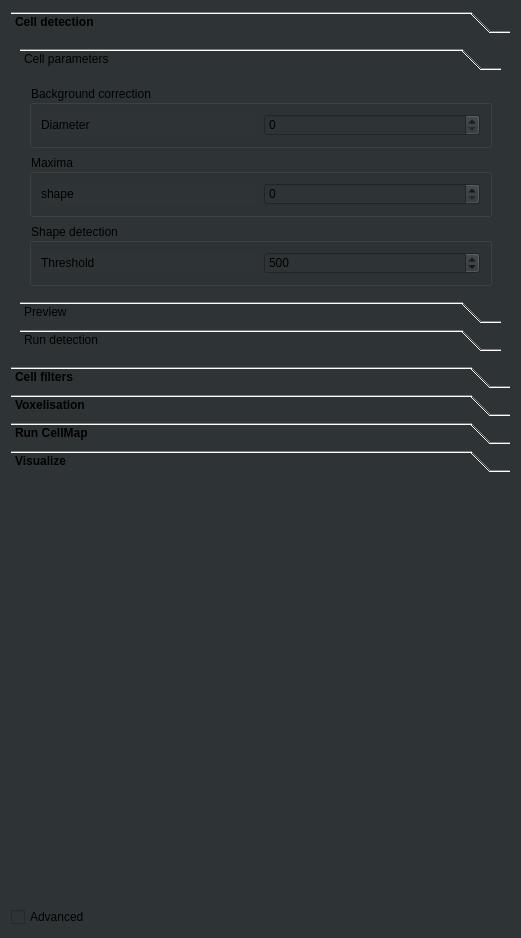
First picture: the form in ClearMap/gui/creator/cell_map_tab.ui, repository ClearAnatomics/ClearMap, before the edit.
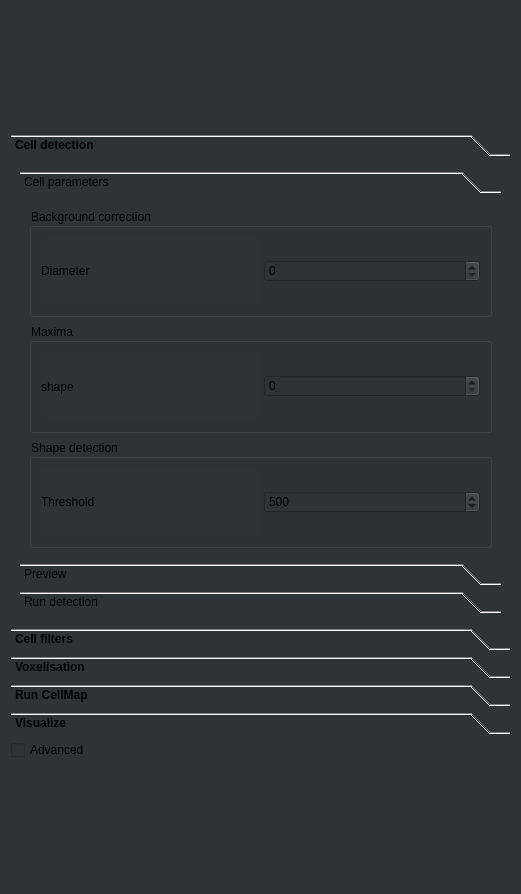
Second picture: the form after the edit. The open tabs and pages were chosen to show the change.

The edit to the form file:
```diff
--- a/ClearMap/gui/creator/cell_map_tab.ui
+++ b/ClearMap/gui/creator/cell_map_tab.ui
@@ -7,7 +7,7 @@
     <x>0</x>
     <y>0</y>
     <width>521</width>
-    <height>938</height>
+    <height>894</height>
    </rect>
   </property>
   <property name="windowTitle">
@@ -17,6 +17,9 @@
    <string notr="true">background-color: rgb(46, 52, 54);</string>
   </property>
   <layout class="QVBoxLayout" name="verticalLayout_10">
+   <property name="sizeConstraint">
+    <enum>QLayout::SetMinimumSize</enum>
+   </property>
    <item>
     <layout class="QVBoxLayout" name="verticalLayout_2">
      <item>
@@ -41,7 +44,7 @@
           <x>0</x>
           <y>0</y>
           <width>501</width>
-          <height>292</height>
+          <height>450</height>
          </rect>
         </property>
         <attribute name="label">
@@ -58,8 +61,8 @@
              <rect>
               <x>0</x>
               <y>0</y>
-              <width>469</width>
-              <height>225</height>
+              <width>483</width>
+              <height>342</height>
              </rect>
             </property>
             <attribute name="label">
@@ -811,19 +814,6 @@
        </widget>
       </widget>
      </item>
-     <item>
-      <spacer name="verticalSpacer">
-       <property name="orientation">
-        <enum>Qt::Vertical</enum>
-       </property>
-       <property name="sizeHint" stdset="0">
-        <size>
-         <width>20</width>
-         <height>40</height>
-        </size>
-       </property>
-      </spacer>
-     </item>
      <item>
       <widget class="QCheckBox" name="advancedCheckBox">
        <property name="text">
```
Left out of the diff: 31 changed lines with no effect on the pictures.
